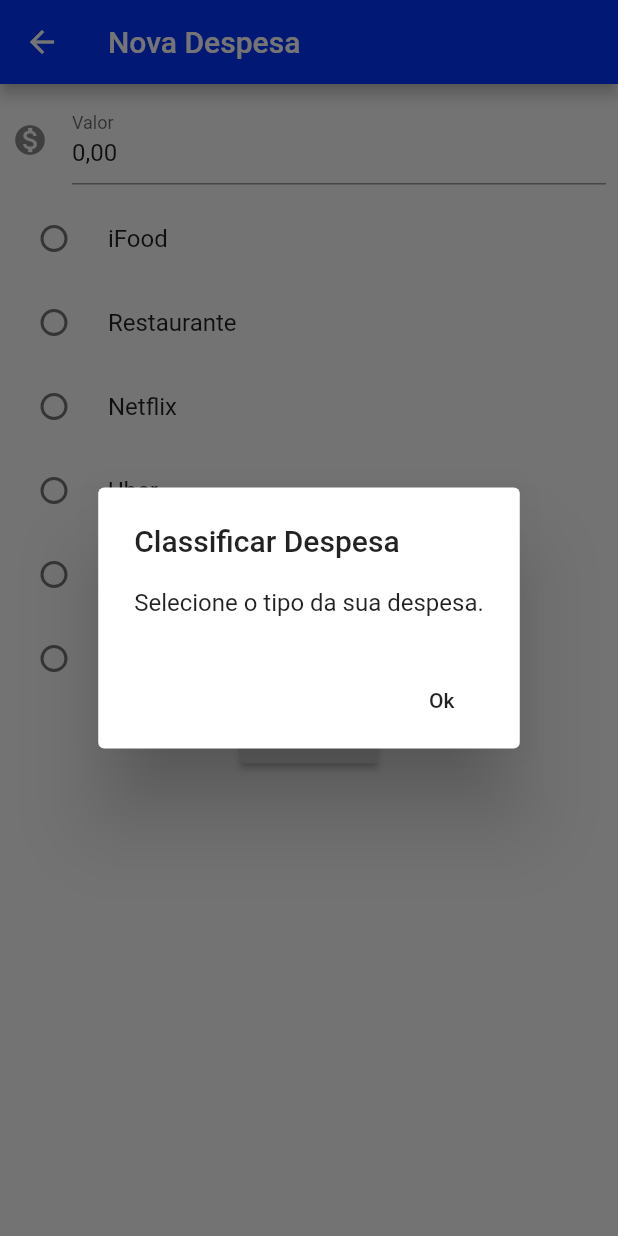
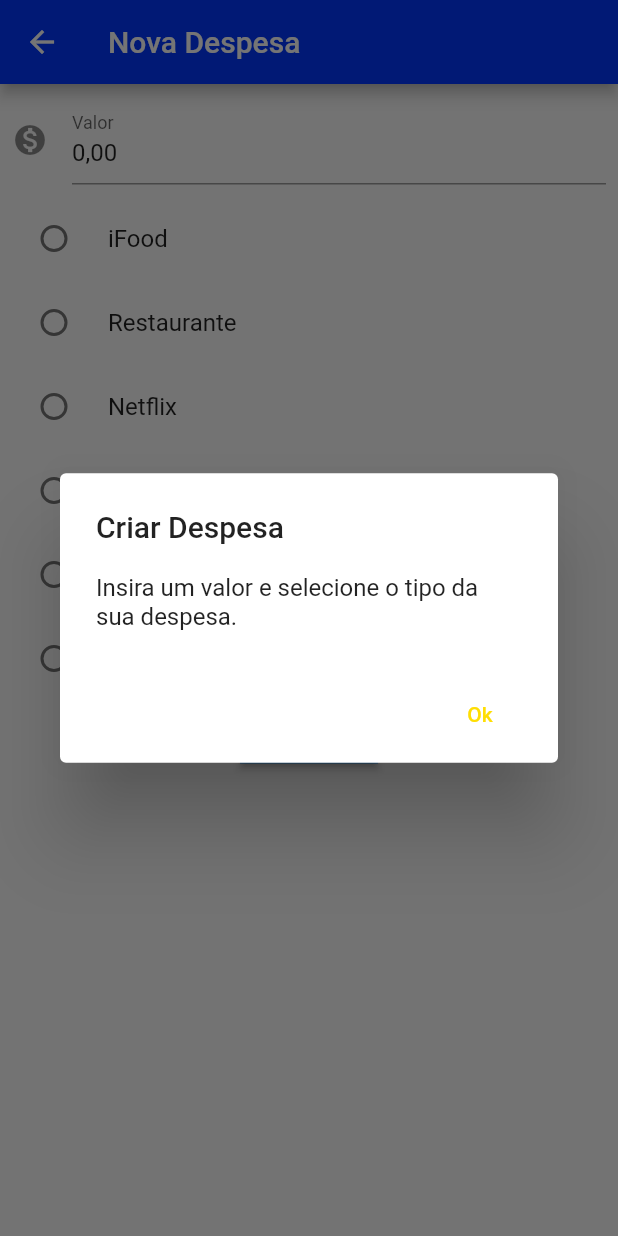
Before and after one commit to NataliaCFavero/finances, a Flutter app: the NewExpense screen opened directly, after a tap on "Adicionar", on a phone screen of 412 x 824 dp. Run offline on Flutter 3.47's test engine with Material 2 defaults, Android fonts, the phone set to English and light mode, and no system bars; our stand-ins replace charts_flutter, flutter_masked_text.

```diff
--- a/lib/models/expense.dart
+++ b/lib/models/expense.dart
@@ -1,6 +1,8 @@
+import 'package:finances/models/expense_types.dart';
+
 class Expense {
   final double value;
-  final String category;
+  final ExpenseType category;
 
   Expense(this.value, this.category);
 
--- a/lib/screens/new_expense.dart
+++ b/lib/screens/new_expense.dart
@@ -50,11 +50,12 @@ class NewExpenseState extends State<NewExpense> {
   }
 
   void createExpense(BuildContext context) {
-    if (statefulWidget._character != null) {
+    if (statefulWidget._character != null &&
+        _controllerExpenseValue.numberValue > 0) {
       Navigator.pop(
           context,
-          Expense(_controllerExpenseValue.numberValue,
-              statefulWidget._character.description));
+          Expense(
+              _controllerExpenseValue.numberValue, statefulWidget._character));
     } else {
       _neverSatisfied();
     }
@@ -66,11 +67,11 @@ class NewExpenseState extends State<NewExpense> {
       barrierDismissible: false, // user must tap button!
       builder: (BuildContext context) {
         return AlertDialog(
-          title: Text('Classificar Despesa'),
+          title: Text('Criar Despesa'),
           content: SingleChildScrollView(
             child: ListBody(
               children: <Widget>[
-                Text('Selecione o tipo da sua despesa.'),
+                Text('Insira um valor e selecione o tipo da sua despesa.'),
               ],
             ),
           ),
@@ -132,7 +133,6 @@ class _RadioListExpenseTypeWidgetState
 
   setSelectedType(ExpenseType type) {
     setState(() {
-      print(type.description);
       widget._character = type;
     });
   }
--- a/pubspec.yaml
+++ b/pubspec.yaml
@@ -17,9 +17,10 @@ environment:
   sdk: ">=2.1.0 <3.0.0"
 
 dependencies:
-  flutter_masked_text: ^0.7.0
   flutter:
     sdk: flutter
+  flutter_masked_text: ^0.7.0
+  charts_flutter: ^0.9.0
 
   # The following adds the Cupertino Icons font to your application.
   # Use with the CupertinoIcons class for iOS style icons.
```
Also changed, not shown: lib/main.dart (+6 -1 lines), lib/screens/chart_expense.dart (added, +73 -0 lines), lib/screens/list_expense.dart (+66 -6 lines).
